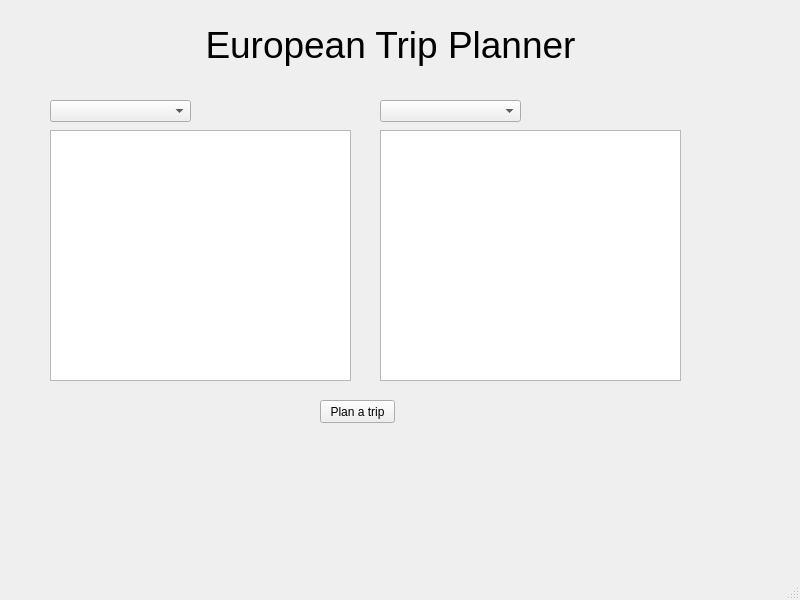
Qt form QT/mainwindow.ui (xyphel/Project-1-European-Trip-Planner) before a commit.
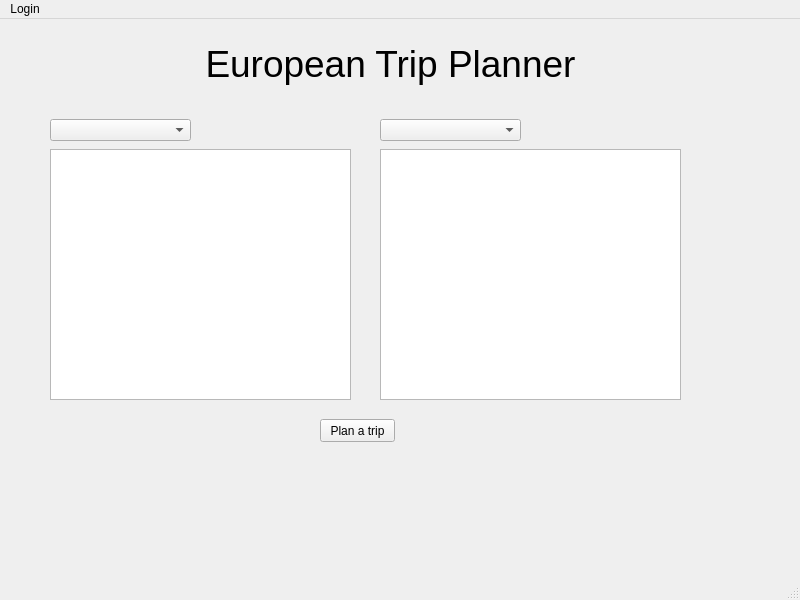
The same form after that commit.

Commit message: Added login window and admin ui

What changed in the file:
```diff
--- a/QT/mainwindow.ui
+++ b/QT/mainwindow.ui
@@ -90,6 +90,13 @@
      <height>21</height>
     </rect>
    </property>
+   <widget class="QMenu" name="menuLogin">
+    <property name="title">
+     <string>Login</string>
+    </property>
+    <addaction name="actionSign_in"/>
+   </widget>
+   <addaction name="menuLogin"/>
   </widget>
   <widget class="QStatusBar" name="statusbar"/>
  </widget>
```
Left out of the diff: 5 changed lines with no effect on the pictures. The commit also changes 11 other files.
